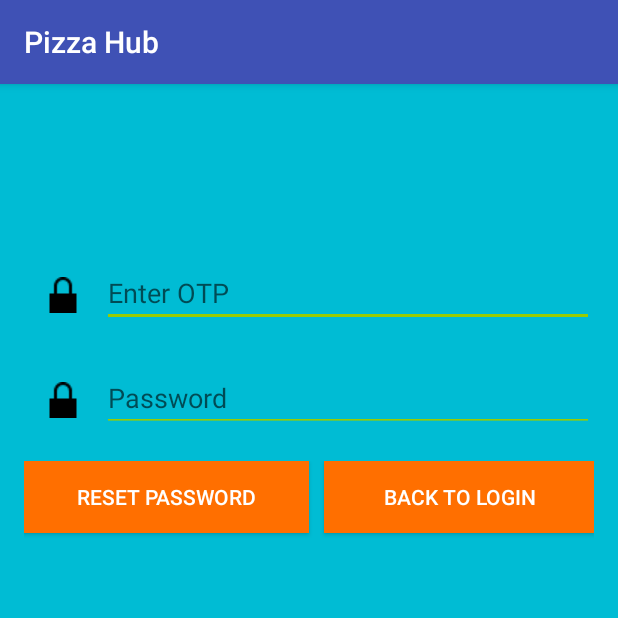
After one commit to jeevan9/PizzaHub, an Android app: the OTPVerificationActivity screen opened directly, with no data from a screen before it, on a phone screen of 412 x 824 dp, the top half of it. The commit adds this screen. Run offline under Robolectric (Android 15) with nearby library versions, the phone set to English and light mode, and no system bars.

Commit message:
OTP Updated

```diff
--- a/app/src/main/java/com/example/pizzahub/SignUp.java
+++ b/app/src/main/java/com/example/pizzahub/SignUp.java
@@ -25,6 +25,7 @@ public class SignUp extends AsyncTask<String,Void,String>{
 
     @Override
     protected void onPreExecute() {
+        loading=ProgressDialog.show(context, "Please Wait","Loading", true, true);
         super.onPreExecute();
     }
 
@@ -69,6 +70,7 @@ public class SignUp extends AsyncTask<String,Void,String>{
 
     @Override
     protected void onPostExecute(String s) {
+        loading.dismiss();
         super.onPostExecute(s);
         Toast.makeText(context,s, Toast.LENGTH_SHORT).show();
     }
--- /dev/null
+++ b/app/src/main/res/layout/activity_otpverification.xml
@@ -0,0 +1,98 @@
+<?xml version="1.0" encoding="utf-8"?>
+<LinearLayout
+    android:orientation="vertical"
+    xmlns:android="http://schemas.android.com/apk/res/android"
+    xmlns:tools="http://schemas.android.com/tools"
+    android:id="@+id/activity_otpverification"
+    android:layout_width="match_parent"
+    android:layout_height="match_parent"
+    android:paddingBottom="@dimen/activity_vertical_margin"
+    android:paddingLeft="@dimen/activity_horizontal_margin"
+    android:paddingRight="@dimen/activity_horizontal_margin"
+    android:paddingTop="@dimen/activity_vertical_margin"
+    android:background="#00BCD4"
+    tools:context="com.example.pizzahub.OTPVerificationActivity">
+
+    <LinearLayout
+        android:orientation="vertical"
+        android:layout_width="match_parent"
+        android:gravity="center"
+        android:layout_height="200dp"
+        android:layout_marginTop="100dp"
+        android:layout_gravity="center">
+        <LinearLayout
+            android:layout_width="match_parent"
+            android:layout_height="70dp"
+            android:orientation="horizontal"
+            android:id="@+id/lo">
+            <ImageView
+                android:layout_weight="1"
+                android:layout_width="wrap_content"
+                android:layout_height="wrap_content"
+                android:id="@+id/imageViewo"
+                android:layout_marginTop="17dp"
+                android:src="@drawable/p5" />
+            <EditText
+
+                android:hint="Enter OTP"
+                android:layout_weight="4"
+                android:id="@+id/editTexto"
+                android:layout_marginTop="5dp"
+                android:layout_width="wrap_content"
+                android:layout_height="wrap_content"
+                android:inputType="textPassword"
+                android:backgroundTint="@android:color/holo_green_light"
+                android:ems="10" />
+        </LinearLayout>
+    <LinearLayout
+        android:layout_width="match_parent"
+        android:layout_height="70dp"
+        android:orientation="horizontal"
+        android:id="@+id/ll3">
+        <ImageView
+            android:layout_weight="1"
+            android:layout_width="wrap_content"
+            android:layout_height="wrap_content"
+            android:id="@+id/imageView1"
+            android:layout_marginTop="17dp"
+            android:src="@drawable/p5" />
+        <EditText
+
+            android:hint="Password"
+            android:layout_weight="4"
+            android:id="@+id/editText1"
+            android:layout_marginTop="5dp"
+            android:layout_width="wrap_content"
+            android:layout_height="wrap_content"
+            android:inputType="textPassword"
+            android:backgroundTint="@android:color/holo_green_light"
+            android:ems="10" />
+    </LinearLayout>
+    <LinearLayout
+        android:layout_width="match_parent"
+        android:layout_height="70dp">
+        <Button
+            android:layout_weight="1"
+            android:layout_width="match_parent"
+            android:layout_height="wrap_content"
+            android:textColor="#FFFFFF"
+            android:text="Reset Password"
+            android:id="@+id/button4"
+            android:onClick="resetpass"
+            android:background="#FF6F00"
+            />
+
+        <Button
+            android:layout_marginLeft="10dp"
+            android:layout_weight="1"
+            android:layout_width="match_parent"
+            android:layout_height="wrap_content"
+            android:textColor="#FFFFFF"
+            android:text="Back To Login"
+            android:id="@+id/button5"
+            android:onClick="loginback"
+            android:background="#FF6F00"
+            />
+    </LinearLayout>
+    </LinearLayout>
+</LinearLayout>
```
Also changed, not shown: app/src/main/AndroidManifest.xml (+5 -3 lines), app/src/main/java/com/example/pizzahub/OTPVerificationActivity.java (added, +48 -0 lines), app/src/main/java/com/example/pizzahub/PasswordSetActivity.java (+30 -17 lines), app/src/main/java/com/example/pizzahub/SetPassword.java (+8 -2 lines), app/src/main/res/layout/activity_password_set.xml (+7 -6 lines).
